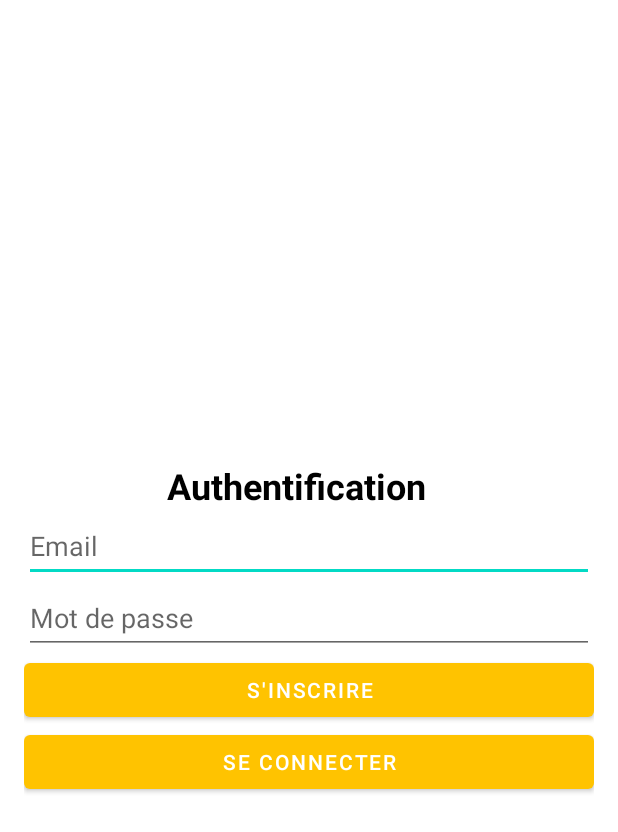
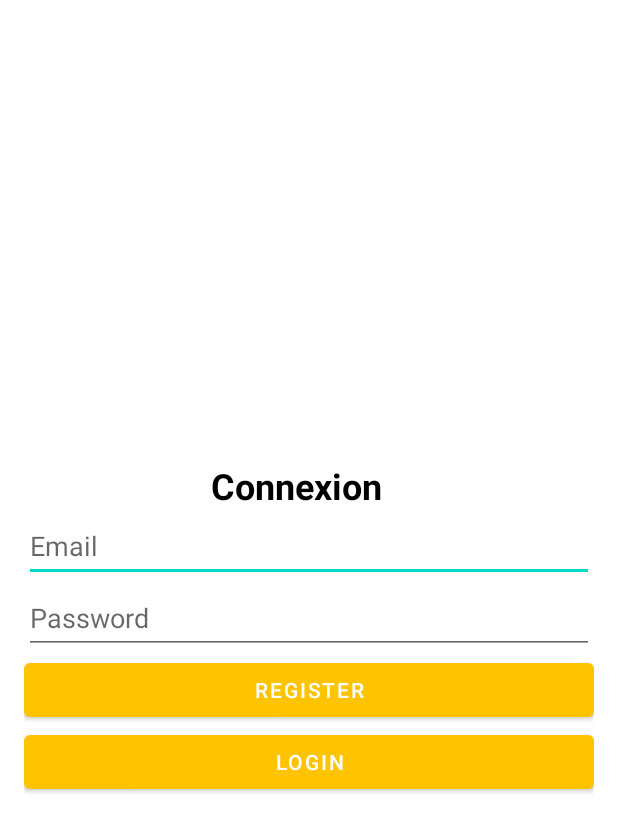
Before and after one commit to Mahkalix/Pokedex, an Android app: the screen it shows after launch (LoginActivity), on a phone screen of 412 x 824 dp. Shown: the top 832 px of the screen. Run offline under Robolectric (Android 15) with nearby library versions, the phone set to English and light mode, and no system bars.

Commit message:
Page Login in English

```diff
--- a/app/src/main/res/layout/activity_login.xml
+++ b/app/src/main/res/layout/activity_login.xml
@@ -17,7 +17,7 @@
         android:textStyle="bold"
         android:gravity="center"
         android:textColor="@android:color/black"
-        android:text="Authentification" />
+        android:text="Connexion" />
     <EditText
         android:id="@+id/emailEditText"
         android:layout_width="match_parent"
@@ -30,7 +30,7 @@
         android:id="@+id/passwordEditText"
         android:layout_width="match_parent"
         android:layout_height="wrap_content"
-        android:hint="Mot de passe"
+        android:hint="Password"
         android:inputType="textPassword"
         android:minHeight="48dp" />
 
@@ -38,11 +38,11 @@
         android:id="@+id/registerButton"
         android:layout_width="match_parent"
         android:layout_height="wrap_content"
-        android:text="S'inscrire" />
+        android:text="Register" />
 
     <Button
         android:id="@+id/loginButton"
         android:layout_width="match_parent"
         android:layout_height="wrap_content"
-        android:text="Se connecter" />
+        android:text="Login" />
 </LinearLayout>
```
